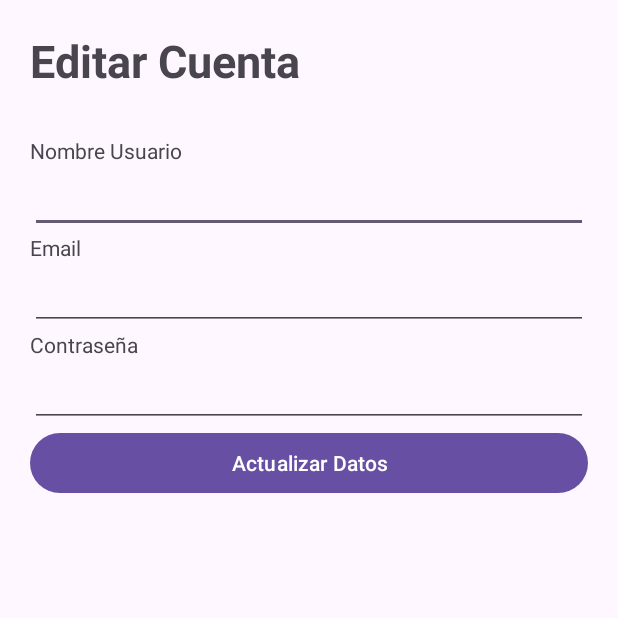
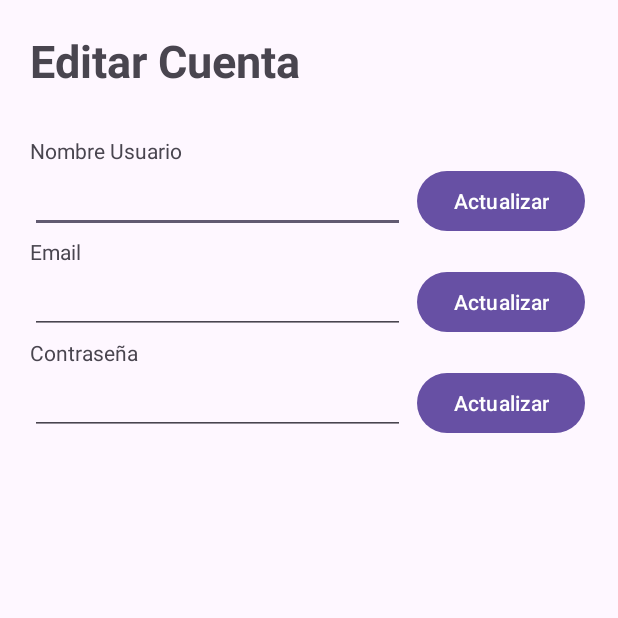
Before and after one commit to nahue02/Trabajo-Practico-Biblioteca, an Android app: the ConfiguracionActivity screen opened directly, with no data from a screen before it, on a phone screen of 412 x 824 dp, the top half of it. Run offline under Robolectric (Android 15) with nearby library versions, the phone set to English and light mode, and no system bars; our stand-ins replace Firebase (no records; nobody signed in at launch, a user with empty details on screens opened directly).

Commit message:
creo que termine
XD

```diff
--- a/app/src/main/java/com/example/biblioteca/ConfiguracionActivity.kt
+++ b/app/src/main/java/com/example/biblioteca/ConfiguracionActivity.kt
@@ -31,30 +31,68 @@ class ConfiguracionActivity : AppCompatActivity() {
         binding = ActivityConfiguracionBinding.inflate(layoutInflater)
         setContentView(binding.root)
 
+        auth = Firebase.auth
+        db = FirebaseDatabase.getInstance()
+
         val editTextNombre = binding.editTextNombreConfig
         val editTextEmail = binding.editTextEmailConfig
         val editTextContrasena = binding.editTextContrasenaConfig
-        val buttonActualizarDatos = binding.buttonActualizarDatos
 
-        auth = Firebase.auth
-        db = FirebaseDatabase.getInstance()
+        val buttonActualizarNombre = binding.buttonActualizarNombre
+        val buttonActualizarEmail = binding.buttonActualizarEmail
+        val buttonActualizarContrasena = binding.buttonActualizarContrasena
 
-        buttonActualizarDatos.setOnClickListener {
+        buttonActualizarNombre.setOnClickListener {
             val user = auth.currentUser
             val userRef = db.reference.child("usuarios").child(user!!.uid)
 
             val nombre = editTextNombre.text.toString()
+
+            if (nombre.isEmpty()) {
+                mostrarMensaje("Ingrese un nombre")
+            } else {
+                val profileUpdatesDatabase = hashMapOf<String, Any>(
+                    "nombre" to nombre,
+                )
+                userRef.updateChildren(profileUpdatesDatabase)
+            }
+        }
+
+        buttonActualizarEmail.setOnClickListener {
+            val user = auth.currentUser
+            val userRef = db.reference.child("usuarios").child(user!!.uid)
+
             val email = editTextEmail.text.toString()
+
+            if (email.isEmpty()) {
+                mostrarMensaje("Ingrese un email")
+            } else {
+                val profileUpdatesDatabase = hashMapOf<String, Any>(
+                    "email" to email,
+                )
+                userRef.updateChildren(profileUpdatesDatabase)
+
+                user.updateEmail(email)
+                    .addOnCompleteListener { task ->
+                        if (task.isSuccessful) {
+                            Log.d(TAG, "User email address updated.")
+                        }
+                    }
+            }
+        }
+
+        buttonActualizarContrasena.setOnClickListener {
+            val user = auth.currentUser
+            val userRef = db.reference.child("usuarios").child(user!!.uid)
+
             val contrasena = editTextContrasena.text.toString()
 
-            if (nombre.isEmpty() || email.isEmpty() || contrasena.isEmpty()) {
-                mostrarMensaje("No pueden haber espacios vacios")
+            if (contrasena.isEmpty()) {
+                mostrarMensaje("Ingrese una contraseña")
             } else if (contrasena.length < 6) {
                 mostrarMensaje("La contraseña no puede tener menos de 6 caracteres")
             } else {
                 val profileUpdatesDatabase = hashMapOf<String, Any>(
-                    "nombre" to nombre,
-                    "email" to email,
                     "contrasena" to contrasena
                 )
 
@@ -66,15 +104,6 @@ class ConfiguracionActivity : AppCompatActivity() {
                             Log.d(TAG, "User password updated.")
                         }
                     }
-
-                user.updateEmail(email)
-                    .addOnCompleteListener { task ->
-                        if (task.isSuccessful) {
-                            Log.d(TAG, "User email address updated.")
-                        }
-                    }
-
-
             }
         }
 
--- a/app/src/main/res/layout/activity_configuracion.xml
+++ b/app/src/main/res/layout/activity_configuracion.xml
@@ -27,12 +27,25 @@
             android:layout_height="wrap_content"
             android:text="Nombre Usuario" />
 
+        <LinearLayout
+            android:layout_width="match_parent"
+            android:layout_height="wrap_content"
+            android:orientation="horizontal">
+
             <EditText
                 android:id="@+id/editTextNombreConfig"
-            android:layout_width="match_parent"
+                android:layout_width="250dp"
                 android:layout_height="wrap_content"
                 android:ems="10"
                 android:inputType="text"/>
+            <Button
+                android:id="@+id/buttonActualizarNombre"
+                android:layout_marginLeft="8dp"
+                android:layout_width="wrap_content"
+                android:layout_height="wrap_content"
+                android:text="Actualizar"/>
+        </LinearLayout>
+
 
         <TextView
             android:id="@+id/textView3"
@@ -40,12 +53,23 @@
             android:layout_height="wrap_content"
             android:text="Email" />
 
+        <LinearLayout
+            android:layout_width="match_parent"
+            android:layout_height="wrap_content">
             <EditText
                 android:id="@+id/editTextEmailConfig"
-            android:layout_width="match_parent"
+                android:layout_width="250dp"
                 android:layout_height="wrap_content"
                 android:ems="10"
                 android:inputType="textEmailAddress" />
+            <Button
+                android:id="@+id/buttonActualizarEmail"
+                android:layout_marginLeft="8dp"
+                android:layout_width="wrap_content"
+                android:layout_height="wrap_content"
+                android:text="Actualizar"/>
+        </LinearLayout>
+
 
         <TextView
             android:id="@+id/textView4"
@@ -53,18 +77,24 @@
             android:layout_height="wrap_content"
             android:text="Contraseña" />
 
+        <LinearLayout
+            android:layout_width="match_parent"
+            android:layout_height="wrap_content">
+
             <EditText
                 android:id="@+id/editTextContrasenaConfig"
-            android:layout_width="match_parent"
+                android:layout_width="250dp"
                 android:layout_height="wrap_content"
                 android:ems="10"
                 android:inputType="textPassword" />
+            <Button
+                android:id="@+id/buttonActualizarContrasena"
+                android:layout_marginLeft="8dp"
+                android:layout_width="wrap_content"
+                android:layout_height="wrap_content"
+                android:text="Actualizar"/>
+        </LinearLayout>
 
-        <Button
-            android:id="@+id/buttonActualizarDatos"
-            android:layout_width="match_parent"
-            android:layout_height="wrap_content"
-            android:text="Actualizar Datos" />
 
     </LinearLayout>
 </androidx.constraintlayout.widget.ConstraintLayout>
```
Lines whose indentation alone changed are shown as unchanged.
